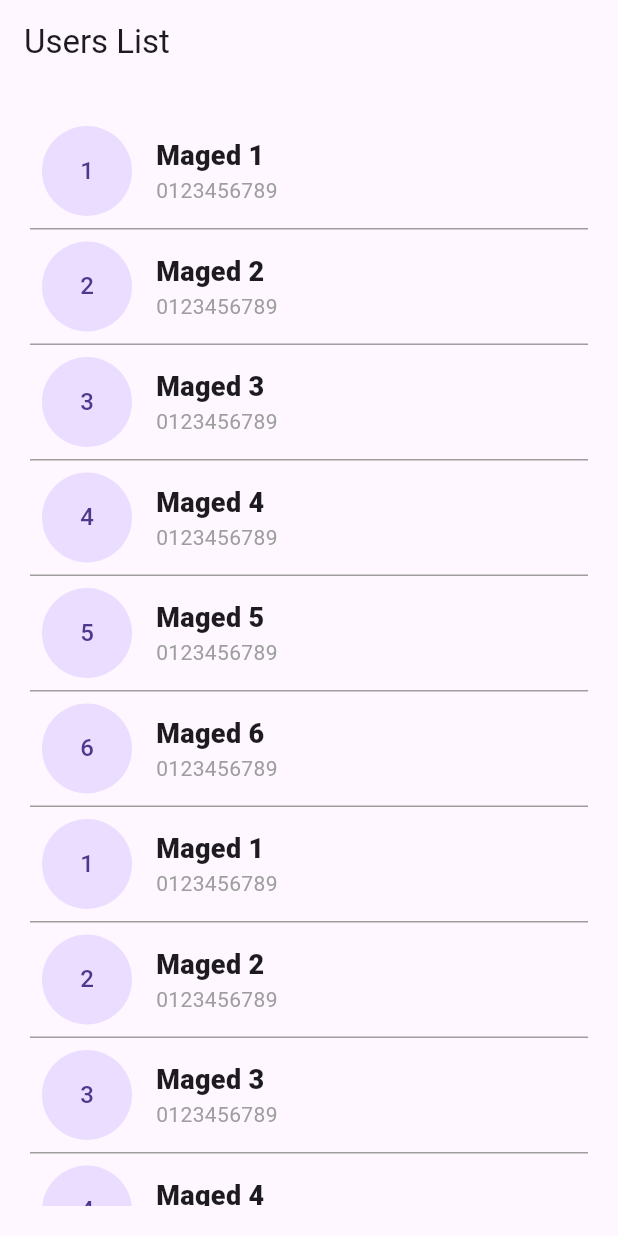
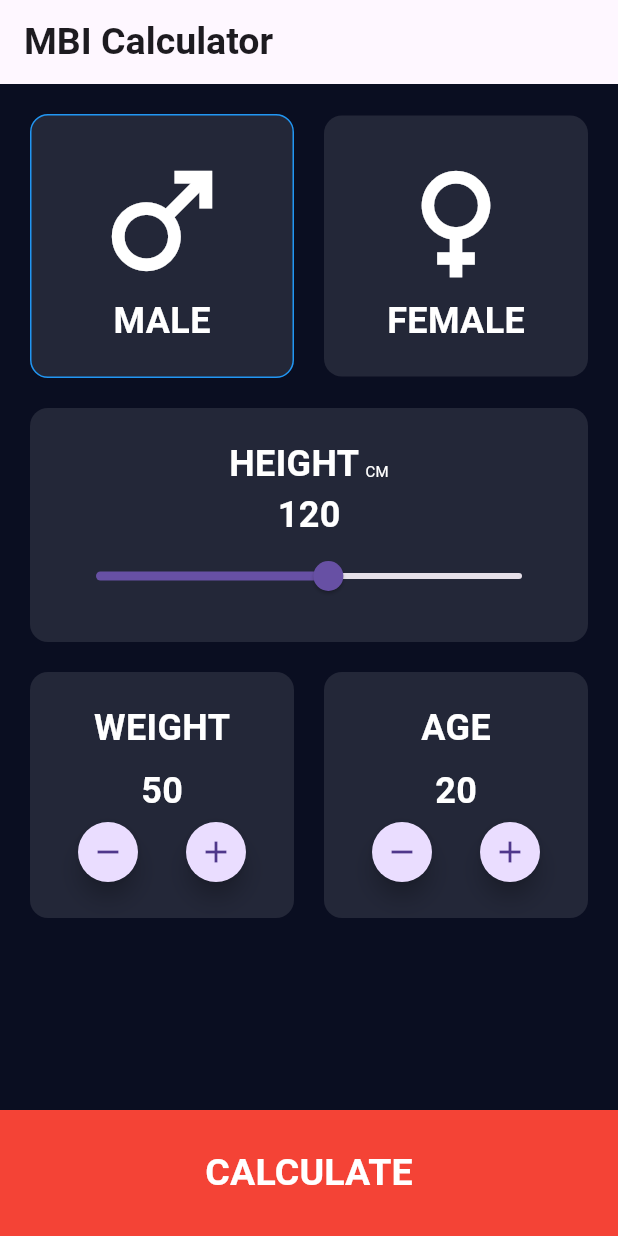
Before and after one commit to MagedMohammed/StartWithFlutter, a Flutter app: the screen it shows after launch, on a phone screen of 412 x 824 dp. Run offline on Flutter 3.47's test engine with Material 3 defaults, Android fonts, the phone set to English and light mode, and no system bars.

Commit message:
BMICalculatorScreen done

```diff
--- /dev/null
+++ b/lib/BMICalculator/BMICalculatorScreen.dart
@@ -0,0 +1,361 @@
+import 'package:flutter/material.dart';
+import 'package:flutter_project_2/BMICalculator/BMIResultScreen.dart';
+
+class BMICalculatorScreen extends StatefulWidget {
+  const BMICalculatorScreen({super.key});
+
+  @override
+  State<BMICalculatorScreen> createState() => _BMICalculatorScreenState();
+}
+
+class _BMICalculatorScreenState extends State<BMICalculatorScreen> {
+  Color backGroundColor = const Color(0xFF0A0E21);
+  // double _currentSliderValue = 20;
+  int _weightValue = 50;
+  double _heightValue = 120;
+  int _ageValue = 20;
+  bool _isMale = true;
+
+  @override
+  Widget build(BuildContext context) {
+    return Scaffold(
+      backgroundColor: backGroundColor,
+      appBar: AppBar(
+        title: const Text(
+          'MBI Calculator',
+          textAlign: TextAlign.center,
+          style: TextStyle(fontWeight: FontWeight.bold, fontSize: 25),
+        ),
+      ),
+      body: Column(
+        children: [
+          Padding(
+            padding: const EdgeInsets.all(20.0),
+            child: Column(
+              children: [
+                Row(
+                  crossAxisAlignment: CrossAxisAlignment.center,
+                  children: [
+                    Expanded(
+                      child: GestureDetector(
+                        onTap: () {
+                          setState(() {
+                            _isMale = true;
+                          });
+                        },
+                        child: Container(
+                          decoration: BoxDecoration(
+                            color: Colors.white10,
+                            borderRadius: BorderRadius.all(Radius.circular(12)),
+                            border: _isMale ? Border.all(width: 1, color: Colors.blue) : Border() ,
+                          ),
+                          child: const Padding(
+                            padding: EdgeInsets.all(20.0),
+                            child: Column(
+                              children: [
+                                Icon(
+                                  Icons.male,
+                                  color: Colors.white,
+                                  size: 100,
+                                ),
+                                Text(
+                                  'MALE',
+                                  style: TextStyle(
+                                    fontSize: 24,
+                                    fontWeight: FontWeight.bold,
+                                    color: Colors.white,
+                                  ),
+                                )
+                              ],
+                            ),
+                          ),
+                        ),
+                      ),
+                    ),
+                    const SizedBox(
+                      width: 20,
+                    ),
+                    Expanded(
+                      child: GestureDetector(
+                        onTap: (){
+                          setState(() {
+                            _isMale = false;
+                          });
+                        },
+                        child: Container(
+                          decoration: BoxDecoration(
+                            color: Colors.white10,
+                            borderRadius: BorderRadius.all(Radius.circular(12)),
+                            border:!_isMale ? Border.all(width: 1, color: Colors.blue) : Border() ,
+                          ),
+                          child: const Padding(
+                            padding: EdgeInsets.all(20.0),
+                            child: Column(
+                              children: [
+                                Icon(
+                                  Icons.female,
+                                  color: Colors.white,
+                                  size: 100,
+                                ),
+                                Text(
+                                  'FEMALE',
+                                  style: TextStyle(
+                                    fontSize: 24,
+                                    fontWeight: FontWeight.bold,
+                                    color: Colors.white,
+                                  ),
+                                )
+                              ],
+                            ),
+                          ),
+                        ),
+                      ),
+                    ),
+                  ],
+                ),
+                const SizedBox(
+                  height: 20,
+                ),
+                Container(
+                  decoration: const BoxDecoration(
+                    borderRadius: BorderRadius.all(Radius.circular(12.0)),
+                    color: Colors.white10,
+                  ),
+                  child: Padding(
+                    padding: const EdgeInsets.all(20.0),
+                    child: Column(
+                      children: [
+                        const Row(
+                          mainAxisAlignment: MainAxisAlignment.center,
+                          crossAxisAlignment: CrossAxisAlignment.baseline,
+                          textBaseline: TextBaseline.alphabetic,
+                          children: [
+                            Text(
+                              'HEIGHT',
+                              style: TextStyle(
+                                  fontWeight: FontWeight.bold,
+                                  fontSize: 24,
+                                  color: Colors.white),
+                            ),
+                            SizedBox(
+                              width: 4,
+                            ),
+                            Text(
+                              'CM',
+                              style: TextStyle(
+                                fontSize: 10,
+                                color: Colors.white,
+                              ),
+                            ),
+                          ],
+                        ),
+                        Text(
+                          '${_heightValue.round()}',
+                          style: TextStyle(
+                              fontWeight: FontWeight.bold,
+                              fontSize: 24,
+                              color: Colors.white),
+                        ),
+                        Slider(
+                          value: _heightValue,
+                          max: 220,
+                          label: _heightValue.round().toString(),
+                          onChanged: (double value) {
+                            setState(() {
+                              _heightValue = value;
+                            });
+                          },
+                        ),
+                      ],
+                    ),
+                  ),
+                ),
+                const SizedBox(
+                  height: 20,
+                ),
+                Row(
+                  crossAxisAlignment: CrossAxisAlignment.center,
+                  children: [
+                    Expanded(
+                      child: Container(
+                        decoration: const BoxDecoration(
+                          color: Colors.white10,
+                          borderRadius: BorderRadius.all(Radius.circular(12)),
+                        ),
+                        child: Padding(
+                          padding: const EdgeInsets.all(20.0),
+                          child: Column(
+                            mainAxisAlignment: MainAxisAlignment.center,
+                            children: [
+                              const Text(
+                                'WEIGHT',
+                                style: TextStyle(
+                                  fontSize: 24,
+                                  fontWeight: FontWeight.bold,
+                                  color: Colors.white,
+                                ),
+                              ),
+                              SizedBox(
+                                height: 8,
+                              ),
+                              Text(
+                                '$_weightValue',
+                                style: const TextStyle(
+                                  fontSize: 24,
+                                  fontWeight: FontWeight.bold,
+                                  color: Colors.white,
+                                ),
+                              ),
+                              Row(
+                                children: [
+                                  Expanded(
+                                    child: FloatingActionButton(
+                                      onPressed: () {
+                                        setState(() {
+                                          _weightValue--;
+                                        });
+                                      },
+                                      child: const Icon(Icons.remove),
+                                      mini: true,
+                                      shape: const CircleBorder(),
+                                      heroTag: 1,
+                                    ),
+                                  ),
+                                  SizedBox(
+                                    width: 8,
+                                  ),
+                                  Expanded(
+                                    child: FloatingActionButton(
+                                      onPressed: () {
+                                        setState(() {
+                                          _weightValue++;
+                                        });
+                                      },
+                                      child: const Icon(Icons.add),
+                                      mini: true,
+                                      shape: const CircleBorder(),
+                                      heroTag: 0,
+                                    ),
+                                  ),
+                                ],
+                              ),
+                            ],
+                          ),
+                        ),
+                      ),
+                    ), //Weight
+                    const SizedBox(
+                      width: 20,
+                    ),
+                    Expanded(
+                      child: Container(
+                        decoration: const BoxDecoration(
+                          color: Colors.white10,
+                          borderRadius: BorderRadius.all(Radius.circular(12)),
+                        ),
+                        child: Padding(
+                          padding: const EdgeInsets.all(20.0),
+                          child: Column(
+                            mainAxisAlignment: MainAxisAlignment.center,
+                            children: [
+                              const Text(
+                                'AGE',
+                                style: TextStyle(
+                                  fontSize: 24,
+                                  fontWeight: FontWeight.bold,
+                                  color: Colors.white,
+                                ),
+                              ),
+                              SizedBox(
+                                height: 8,
+                              ),
+                              Text(
+                                '$_ageValue',
+                                style: const TextStyle(
+                                  fontSize: 24,
+                                  fontWeight: FontWeight.bold,
+                                  color: Colors.white,
+                                ),
+                              ),
+                              Row(
+                                children: [
+                                  Expanded(
+                                    child: FloatingActionButton(
+                                      onPressed: () {
+                                        setState(() {
+                                          _ageValue--;
+                                        });
+                                      },
+                                      child: const Icon(Icons.remove),
+                                      mini: true,
+                                      shape: const CircleBorder(),
+                                      heroTag: 1,
+                                    ),
+                                  ),
+                                  const SizedBox(
+                                    width: 8,
+                                  ),
+                                  Expanded(
+                                    child: FloatingActionButton(
+                                      onPressed: () {
+                                        setState(() {
+                                          _ageValue++;
+                                        });
+                                      },
+                                      child: const Icon(Icons.add),
+                                      mini: true,
+                                      shape: const CircleBorder(),
+                                      heroTag: 0,
+                                    ),
+                                  ),
+                                ],
+                              ),
+                            ],
+                          ),
+                        ),
+                      ),
+                    ),
+                  ],
+                ),
+              ],
+            ),
+          ),
+          Expanded(
+            child: Column(
+              mainAxisAlignment: MainAxisAlignment.end,
+              children: [
+                Container(
+                  // decoration: BoxDecoration(
+                  //   borderRadius: BorderRadius.circular(12),
+                  // ),
+                  width: double.infinity,
+                  height: 84,
+                  color: Colors.red,
+                  child: MaterialButton(
+                    onPressed: () {
+                      Navigator.push(
+                          context,
+                          MaterialPageRoute(
+                              builder: (context) => BMIResultScreen(
+                                  weight: _weightValue,
+                                  height: _heightValue,
+                                  gender: _isMale ? 'MALE' : 'FEMALE',
+                                  age: _ageValue)));
+                    },
+                    child: const Text(
+                      'CALCULATE',
+                      style: TextStyle(
+                          fontSize: 25,
+                          fontWeight: FontWeight.bold,
+                          color: Colors.white),
+                    ),
+                  ),
+                ),
+              ],
+            ),
+          )
+        ],
+      ),
+    );
+  }
+}
--- /dev/null
+++ b/lib/BMICalculator/BMIResultScreen.dart
@@ -0,0 +1,55 @@
+import 'package:flutter/cupertino.dart';
+import 'package:flutter/material.dart';
+
+class BMIResultScreen extends StatelessWidget {
+  BMIResultScreen(
+      {super.key,
+      required this.weight,
+      required this.age,
+      required this.gender,
+      required this.height});
+  final Color backGroundColor = const Color(0xFF0A0E21);
+  final int weight;
+  final int age;
+  final double height;
+  final String gender;
+
+  Widget build(BuildContext context) {
+    return Scaffold(
+      backgroundColor: backGroundColor,
+      appBar: AppBar(
+        title: const Text(
+          'MBI Result',
+          textAlign: TextAlign.center,
+          style: TextStyle(fontWeight: FontWeight.bold, fontSize: 25),
+        ),
+      ),
+      body: Container(
+        width: double.infinity,
+        child: Padding(
+          padding: const EdgeInsets.all(20.0),
+          child: Column(
+            mainAxisAlignment: MainAxisAlignment.center,
+            crossAxisAlignment: CrossAxisAlignment.center,
+            children: [
+              Text(
+                'Weight: ${weight}',
+                style: TextStyle(
+                    fontWeight: FontWeight.bold, color: Colors.white, fontSize: 30),
+              ),
+              Text('Height: ${height.round()}',
+                style: TextStyle(
+                    fontWeight: FontWeight.bold, color: Colors.white, fontSize: 30),),
+              Text('Age: ${age}',
+                style: TextStyle(
+                    fontWeight: FontWeight.bold, color: Colors.white, fontSize: 30),),
+              Text('Gender: ${gender}',
+                style: TextStyle(
+                    fontWeight: FontWeight.bold, color: Colors.white, fontSize: 30),),
+            ],
+          ),
+        ),
+      ),
+    );
+  }
+}
--- a/lib/main.dart
+++ b/lib/main.dart
@@ -1,5 +1,6 @@
 import 'package:flutter/material.dart';
 import 'package:flutter_project_2/LoginScreen/LoginScreen.dart';
+import 'BMICalculator/BMICalculatorScreen.dart';
 import 'MassengerScreen/messenger_screen.dart';
 import 'UserList/UsersListScreen.dart';
 
@@ -14,7 +15,7 @@ class MyApp extends StatelessWidget {
   @override
   Widget build(BuildContext context) {
     return MaterialApp(
-      home: UserListScreen(),
+      home: BMICalculatorScreen(),
       debugShowCheckedModeBanner: false,
     );
   }
```
